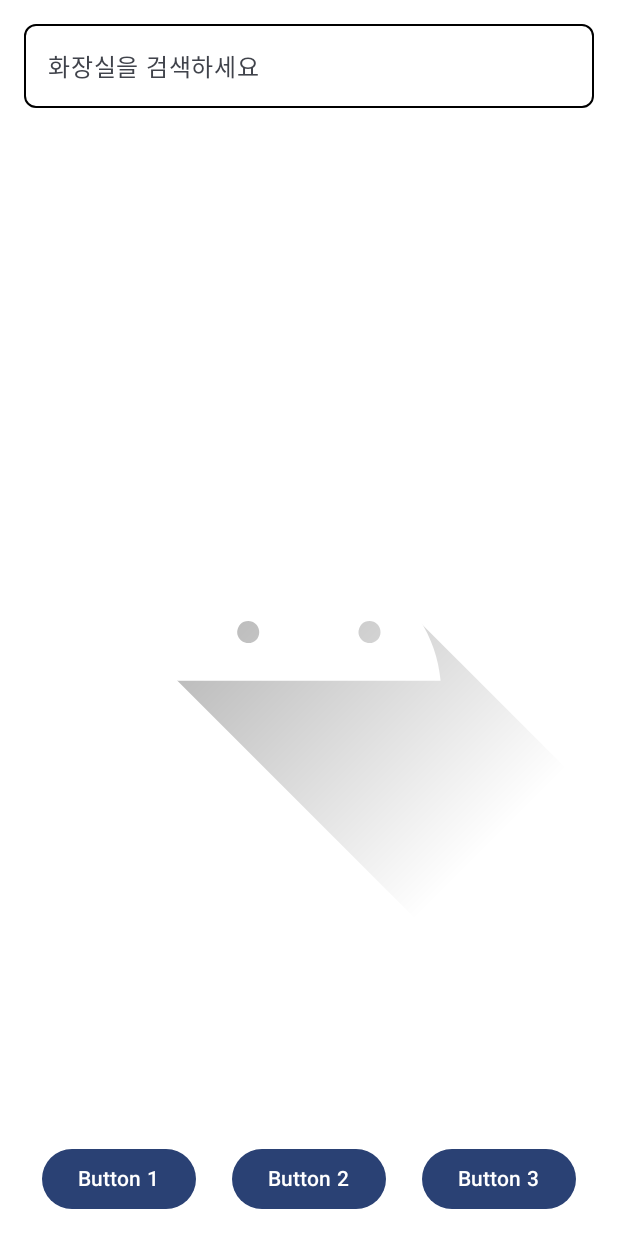
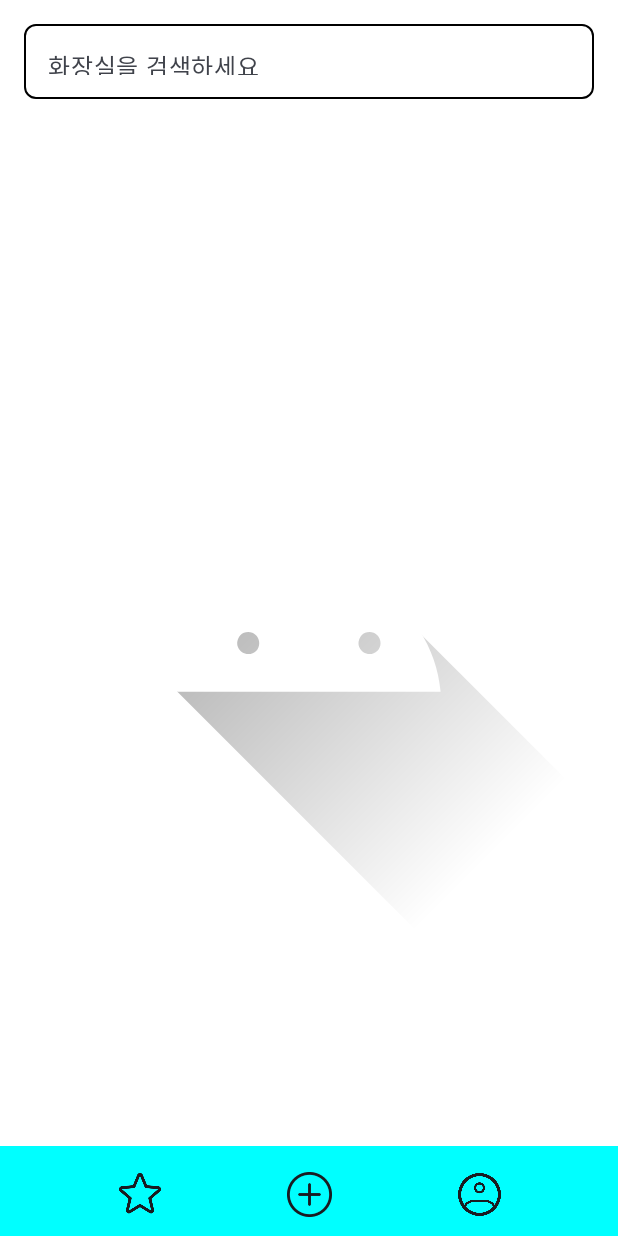
Before and after one commit to arty0928/DisabledToilet_Android, an Android app built with Jetpack Compose: the screen it shows after launch (MainActivity), on a phone screen of 412 x 824 dp. Run offline under Robolectric (Android 15) with nearby library versions, the phone set to English and light mode, and no system bars.

Commit message:
[FEAT] MainPage - NavigationBar Icon

```diff
--- a/app/src/main/java/com/example/disabledtoilet_android/MainActivity.kt
+++ b/app/src/main/java/com/example/disabledtoilet_android/MainActivity.kt
@@ -11,9 +11,13 @@ import androidx.compose.foundation.layout.*
 import androidx.compose.foundation.shape.RoundedCornerShape
 import androidx.compose.material3.*
 import androidx.compose.runtime.Composable
+import androidx.compose.runtime.mutableStateOf
+import androidx.compose.runtime.remember
+import androidx.compose.ui.Alignment
 import androidx.compose.ui.Modifier
 import androidx.compose.ui.graphics.Color
 import androidx.compose.ui.res.painterResource
+import androidx.compose.ui.text.TextStyle
 import androidx.compose.ui.tooling.preview.Preview
 import androidx.compose.ui.unit.dp
 import com.example.disabledtoilet_android.ui.theme.DisabledToilet_AndroidTheme
@@ -36,7 +40,10 @@ class MainActivity : ComponentActivity() {
                             .padding(innerPadding)
                     ) {
 //                        Spacer(modifier = Modifier.height(16.dp))
-                        ImageContent(modifier = Modifier.weight(1f))
+                        //전체 공간에서 weight 비율만큼 지금은 1배
+                        Box(modifier = Modifier.weight(1f)){
+                            ImageContent(modifier = Modifier.fillMaxSize())
+                        }
                     }
                 }
             }
@@ -51,27 +58,53 @@ fun ImageContent(modifier: Modifier = Modifier) {
         contentDescription = "지도 넣기",
         modifier = Modifier
             .fillMaxSize()
-            .fillMaxHeight()
     )
 }
 
 @Composable
 fun NavigationBar() {
+    val navBarHeight = 60.dp
     BottomAppBar(
-        containerColor = Color.White // 배경색 설정
+        containerColor = Color.Cyan,
+        modifier = Modifier.height(navBarHeight)
     ) {
         Row(
-            modifier = Modifier.fillMaxWidth(),
-            horizontalArrangement = Arrangement.SpaceEvenly
+            modifier = Modifier
+                .fillMaxWidth()
+                .height(navBarHeight),
+
+            horizontalArrangement = Arrangement.SpaceEvenly,
+            verticalAlignment = Alignment.CenterVertically
         ) {
-            Button(onClick = { /*TODO*/ }) {
-                Text("Button 1")
+            IconButton(
+                onClick = { /*TODO*/ },
+                modifier = Modifier.align(Alignment.CenterVertically)
+                ) {
+                Icon(
+                    painter = painterResource(id = R.drawable.save_icon),
+                    contentDescription = "찜 아이콘",
+                    modifier = Modifier.size(32.dp)
+                )
             }
-            Button(onClick = { /*TODO*/ }) {
-                Text("Button 2")
+            IconButton(
+                onClick = { /*TODO*/ },
+                modifier = Modifier.align(Alignment.CenterVertically)
+            ) {
+                Icon(
+                    painter = painterResource(id = R.drawable.plustoilet_icon),
+                    contentDescription = "화장실 추가 아이콘",
+                    modifier = Modifier.size(30.dp)
+                )
             }
-            Button(onClick = { /*TODO*/ }) {
-                Text("Button 3")
+            IconButton(
+                onClick = { /*TODO*/ },
+                modifier = Modifier.align(Alignment.CenterVertically)
+            ) {
+                Icon(
+                    painter = painterResource(id = R.drawable.mypage_icon),
+                    contentDescription = "마이페이지 아이콘",
+                    modifier = Modifier.size(35.dp)
+                )
             }
         }
     }
@@ -80,14 +113,16 @@ fun NavigationBar() {
 @OptIn(ExperimentalMaterial3Api::class)
 @Composable
 fun SearchBar() {
+    val textState = remember{ mutableStateOf("") }
     Box(
         modifier = Modifier
             .fillMaxWidth()
             .padding(16.dp)
+            .height(50.dp)
     ){
         OutlinedTextField(
-            value = "",
-            onValueChange = {},
+            value = textState.value,
+            onValueChange = {textState.value = it},
             placeholder = {Text("화장실을 검색하세요")},
             modifier = Modifier.fillMaxWidth(),
             shape = RoundedCornerShape(8.dp),
@@ -96,7 +131,8 @@ fun SearchBar() {
                 focusedBorderColor = Color.Black,
                 unfocusedBorderColor = Color.Black,
                 cursorColor = Color.Black
-            )
+            ),
+            textStyle = TextStyle(color = Color.Black)
         )
     }
 }
```
Also changed, not shown: app/src/main/res/drawable/mypage_icon.png (added), app/src/main/res/drawable/plustoilet_icon.png (added), app/src/main/res/drawable/save_icon.png (added).
